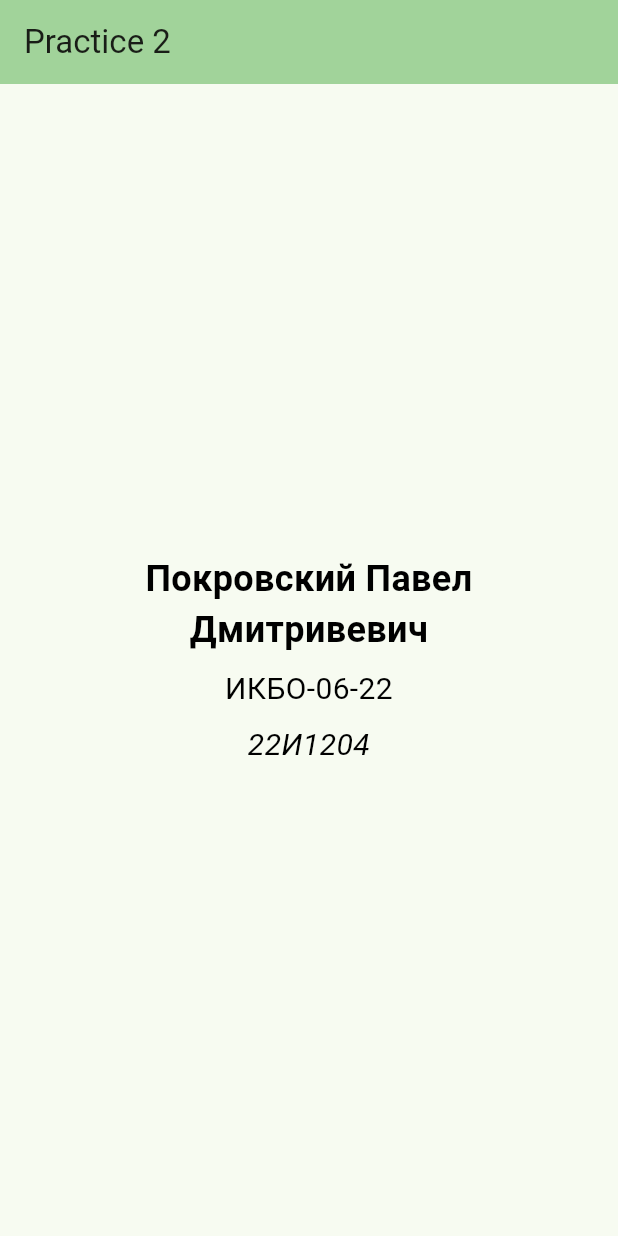
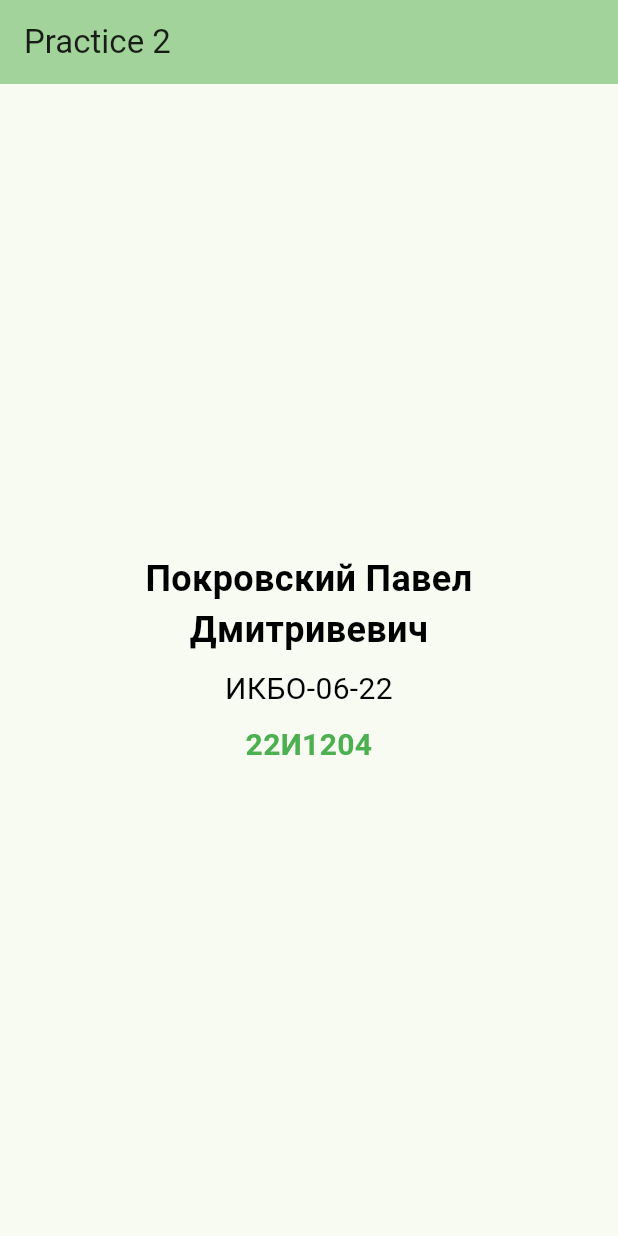
Before and after one commit to Le1NZ/flutter_practics, a Flutter app: the screen it shows after launch, on a phone screen of 412 x 824 dp. Run offline on Flutter 3.47's test engine with Material 3 defaults, Android fonts, the light colour scheme and no system bars.

Commit message:
Experiments with Text Widget

```diff
--- a/lib/src/feature/home/src/home_screen.dart
+++ b/lib/src/feature/home/src/home_screen.dart
@@ -67,8 +67,8 @@ class _StudentIdCardNumber extends StatelessWidget {
       cardNumber,
       style: TextStyle(
         fontSize: 20,
-        color: Colors.black,
-        fontStyle: FontStyle.italic,
+        color: Colors.green,
+        fontWeight: FontWeight.bold,
       ),
       textAlign: TextAlign.center,
     );
```
